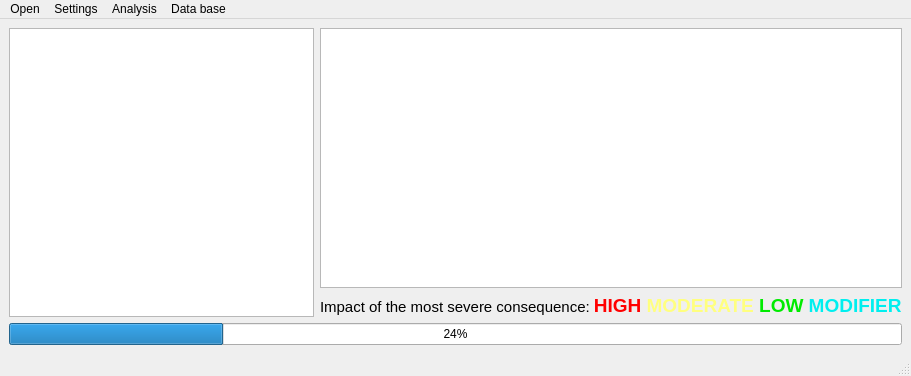
Qt form src/UglyVCF/mainwindow.ui (emilpaulitz/ProgrammierProjekt2019) before a commit.
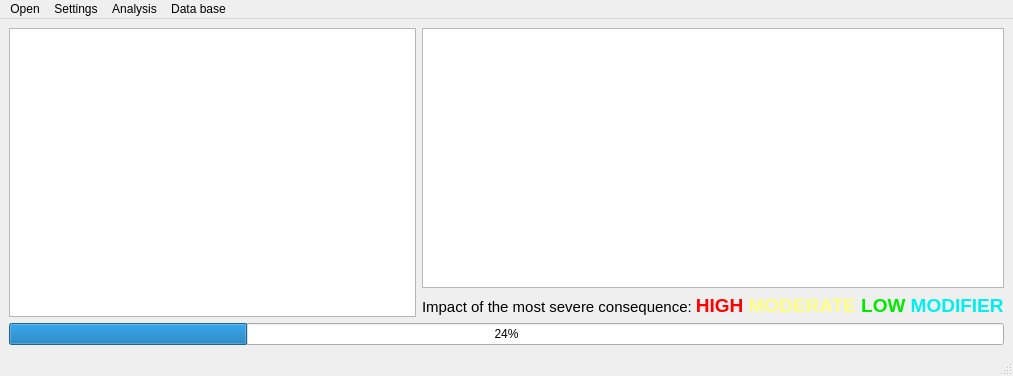
The same form after that commit. Icons and pictures are not drawn.

Diff of the .ui file:
```diff
--- a/src/UglyVCF/mainwindow.ui
+++ b/src/UglyVCF/mainwindow.ui
@@ -6,7 +6,7 @@
    <rect>
     <x>0</x>
     <y>0</y>
-    <width>911</width>
+    <width>1013</width>
     <height>376</height>
    </rect>
   </property>
@@ -71,7 +71,7 @@
     <rect>
      <x>0</x>
      <y>0</y>
-     <width>911</width>
+     <width>1013</width>
      <height>30</height>
     </rect>
    </property>
```
Left out of the diff: 16 changed lines with no effect on the pictures.
